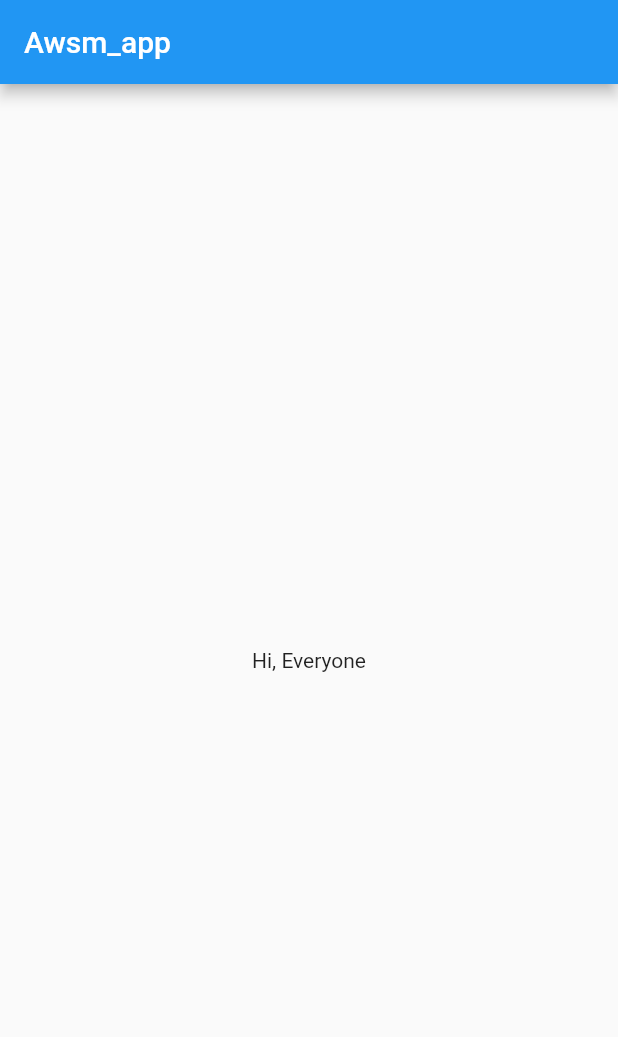
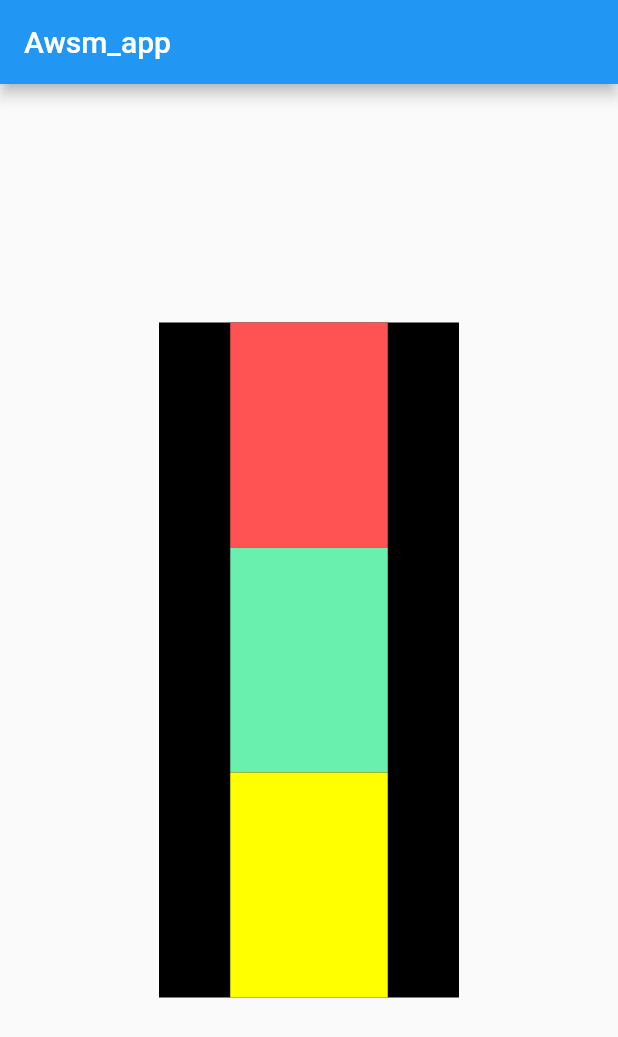
Before and after one commit to AP8953/Awsm_app, a Flutter app: the screen it shows after launch, on a phone screen of 412 x 824 dp. Shown: the top 1037 px of the screen. Run offline on Flutter 3.47's test engine with Material 2 defaults, Android fonts, the phone set to English and light mode, and no system bars.

Commit message:
chapter2 completed

```diff
--- a/lib/main.dart
+++ b/lib/main.dart
@@ -8,12 +8,40 @@ class Homepage extends StatelessWidget {
   @override
   Widget build(BuildContext context) {
     return Scaffold(
-      appBar: AppBar(
-        title: Text("Awsm_app"),
-      ),
-      body: Container(
-        child: Center(child: Text("Hi, Everyone")),
-      ),
-    );
+        appBar: AppBar(
+          title: Text("Awsm_app"),
+        ),
+        body: Align(
+          alignment: Alignment.center,
+          child: Container(
+            color: Colors.black,
+            width: 200,
+            height: 450,
+            child: Column(
+              mainAxisAlignment: MainAxisAlignment.spaceEvenly,
+              crossAxisAlignment: CrossAxisAlignment.center,
+              children: <Widget>[
+                Container(
+                  padding: EdgeInsets.all(10),
+                  width: 105,
+                  height: 150,
+                  color: Colors.redAccent,
+                ),
+                Container(
+                  padding: EdgeInsets.all(10),
+                  width: 105,
+                  height: 150,
+                  color: Colors.greenAccent,
+                ),
+                Container(
+                  padding: EdgeInsets.all(10),
+                  width: 105,
+                  height: 150,
+                  color: Colors.yellowAccent,
+                ),
+              ],
+            ),
+          ),
+        ));
   }
 }
```
